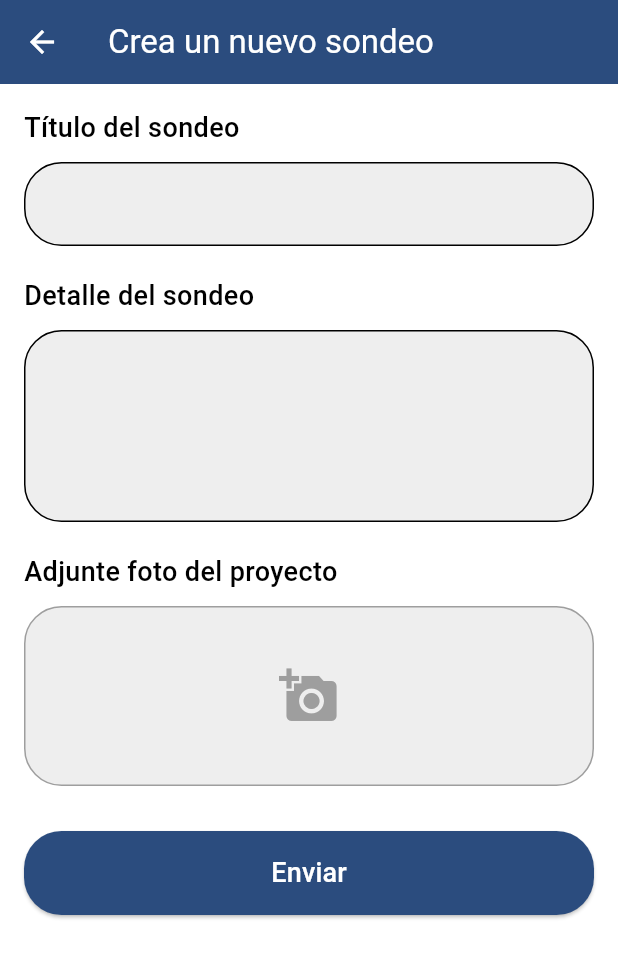
After one commit to AppLima/inlima_mobile, a Flutter app: the SurveyCreationPage screen opened by its route, on a phone screen of 412 x 824 dp. The commit adds this screen. Shown: the top 958 px of the screen. Run offline on Flutter 3.47's test engine with Material 3 defaults, Android fonts, the phone set to English and light mode, and no system bars; our stand-ins replace flutter_svg, get, image_picker; network calls fail; project files that could hold a hidden picture were left out.

Commit message:
Add: SurveyCreationPage.

```diff
--- a/lib/components/advise_card.dart
+++ b/lib/components/advise_card.dart
@@ -3,10 +3,11 @@ import 'package:flutter/material.dart';
 class Advise {
   final String content;
   final String? route;
-
+  final bool previousPage;
   Advise({
     required this.content,
     this.route,
+    this.previousPage = false
   });
 
   void show(BuildContext context) {
@@ -26,6 +27,9 @@ class Advise {
               if (route != null) {
                 Navigator.pushNamed(context, route!);
               }
+              if(previousPage){
+                Navigator.pop(context);
+              }
             },
             child: const Text('Aceptar'),
           ),
--- a/lib/components/inlima_appbar.dart
+++ b/lib/components/inlima_appbar.dart
@@ -3,14 +3,14 @@ import '../configs/colors.dart';
 
 
 class InLimaAppBar extends StatelessWidget implements PreferredSizeWidget {
-  const InLimaAppBar({Key? key}) : super(key: key);
+  const InLimaAppBar({super.key});
 
   @override
   Widget build(BuildContext context) {
     return AppBar(
       centerTitle: false,
       title: Image.asset(
-        'assets/img_app/inlima_logo.png',
+        'assets/img_app/inLima_text.png',
         height: 60,
         fit: BoxFit.contain,
       ),
--- a/lib/main.dart
+++ b/lib/main.dart
@@ -4,6 +4,7 @@ import 'package:inlima_mobile/pages/home/home_page.dart';
 import 'package:inlima_mobile/pages/login/inicio/inicio_page.dart';
 import 'package:inlima_mobile/pages/login/pagina_principal/pagina_principal.dart';
 import 'package:inlima_mobile/pages/survey/survey.dart';
+import 'package:inlima_mobile/pages/survey_creation/survey_creation.dart';
 import 'package:inlima_mobile/pages/survey_description/survey_description.dart';
 import 'pages/complaint/complaint_page.dart';
 import 'pages/description/description_page.dart';
@@ -59,6 +60,8 @@ class MyApp extends StatelessWidget {
                 return const DescriptionPage();
               case '/survey':
                 return SurveyPage();
+              case '/survey_creation':
+                return SurveyCreationPage();
               default:
                 return const Scaffold(
                   body: Center(child: Text('Ruta no encontrada')),
--- a/lib/pages/login/inicio/inicio_page.dart
+++ b/lib/pages/login/inicio/inicio_page.dart
@@ -8,7 +8,7 @@ class InicioPage extends StatelessWidget {
   final InicioController control = InicioController();
   final bool isRegister;
 
-  InicioPage({required this.isRegister}) {
+  InicioPage({super.key, required this.isRegister}) {
     control.isLogin.value = !isRegister;
   }
 
--- /dev/null
+++ b/lib/pages/survey_creation/survey_creation.dart
@@ -0,0 +1,112 @@
+import 'package:flutter/material.dart';
+import 'package:get/get.dart';
+import 'package:inlima_mobile/components/advise_card.dart';
+import 'package:inlima_mobile/pages/survey_creation/survey_creation_controller.dart';
+
+class SurveyCreationPage extends StatelessWidget {
+  SurveyCreationPage({super.key});
+  final SurveyCreationController control = Get.put(SurveyCreationController());
+
+  @override
+  Widget build(BuildContext context) {
+    return Scaffold(
+      resizeToAvoidBottomInset: true,
+      appBar: AppBar(title: const Text('Crea un nuevo sondeo')),
+      body: SafeArea(
+        child: SingleChildScrollView(
+          child: Padding(
+            padding: const EdgeInsets.all(16.0),
+            child: Column(
+              crossAxisAlignment: CrossAxisAlignment.stretch,
+              children: [
+                const Text(
+                  'Título del sondeo',
+                  style: TextStyle(fontSize: 18, fontWeight: FontWeight.w500),
+                ),
+                const SizedBox(height: 10),
+                TextField(
+                  controller: control.tituloController,
+                  decoration: InputDecoration(
+                    border: OutlineInputBorder(
+                      borderRadius: BorderRadius.circular(25.0),
+                    ),
+                    filled: true,
+                    fillColor: Colors.grey[200],
+                  ),
+                ),
+                const SizedBox(height: 20),
+                const Text(
+                  'Detalle del sondeo',
+                  style: TextStyle(fontSize: 18, fontWeight: FontWeight.w500),
+                ),
+                const SizedBox(height: 10),
+                TextField(
+                  controller: control.detalleController,
+                  maxLines: 4,
+                  decoration: InputDecoration(
+                    border: OutlineInputBorder(
+                      borderRadius: BorderRadius.circular(25.0),
+                    ),
+                    filled: true,
+                    fillColor: Colors.grey[200],
+                  ),
+                ),
+                const SizedBox(height: 20),
+                const Text(
+                  'Adjunte foto del proyecto',
+                  style: TextStyle(fontSize: 18, fontWeight: FontWeight.w500),
+                ),
+                const SizedBox(height: 10),
+                Obx(() => GestureDetector(
+                      onTap: () {
+                        control
+                            .seleccionarImagen(); // Lógica para seleccionar imagen
+                      },
+                      child: Container(
+                        height: 120,
+                        decoration: BoxDecoration(
+                          borderRadius: BorderRadius.circular(25.0),
+                          border: Border.all(color: Colors.grey),
+                          color: Colors.grey[200],
+                        ),
+                        child: control.imagenSeleccionada.value != null
+                            ? Image.file(
+                                control.imagenSeleccionada.value!,
+                                fit: BoxFit.cover,
+                              )
+                            : const Center(
+                                child: Icon(Icons.add_a_photo,
+                                    size: 40, color: Colors.grey),
+                              ),
+                      ),
+                    )),
+                const SizedBox(height: 30),
+                ElevatedButton(
+                  onPressed: () {
+                    control.enviarSondeo(context, () {
+                      Advise(
+                              content: "Sondeo creado con éxito",
+                              previousPage: true)
+                          .show(context);
+                    });
+                  },
+                  style: ElevatedButton.styleFrom(
+                    shape: RoundedRectangleBorder(
+                      borderRadius: BorderRadius.circular(25.0),
+                    ),
+                    padding: const EdgeInsets.symmetric(vertical: 15),
+                  ),
+                  child: const Text(
+                    'Enviar',
+                    style: TextStyle(fontSize: 18),
+                  ),
+                ),
+                const SizedBox(height: 30)
+              ],
+            ),
+          ),
+        ),
+      ),
+    );
+  }
+}
--- /dev/null
+++ b/lib/pages/survey_creation/survey_creation_controller.dart
@@ -0,0 +1,56 @@
+import 'dart:io';
+import 'package:flutter/material.dart';
+import 'package:get/get.dart';
+import 'package:image_picker/image_picker.dart';
+
+class SurveyCreationController extends GetxController {
+  final tituloController = TextEditingController();
+  final detalleController = TextEditingController();
+  var imagenSeleccionada =
+      Rx<File?>(null); // Para almacenar la imagen seleccionada
+
+  // Método para seleccionar una imagen
+  Future<void> seleccionarImagen() async {
+    final ImagePicker picker = ImagePicker();
+    final XFile? imagen = await picker.pickImage(
+        source: ImageSource
+            .gallery); // Puedes usar ImageSource.camera para la cámara
+
+    if (imagen != null) {
+      imagenSeleccionada.value = File(imagen.path);
+    }
+  }
+
+  // Método para enviar el sondeo
+  void enviarSondeo(BuildContext context, Function? onSuccess) {
+    String titulo = tituloController.text;
+    String detalle = detalleController.text;
+
+    if (titulo.isEmpty || detalle.isEmpty || imagenSeleccionada.value == null) {
+      ScaffoldMessenger.of(context).showSnackBar(
+          const SnackBar(content: Text("Todos los campos son obligatorios")));
+    } else {
+      // Aquí podrías enviar la información al servidor o hacer algo con los datos
+      print("===== SONDEO CREADO ========");
+      print('Título: $titulo');
+      print('Detalle: $detalle');
+      print('Imagen seleccionada: ${imagenSeleccionada.value?.path}');
+      print("============================");
+
+      // Limpiar los campos después de enviar el sondeo
+      tituloController.clear();
+      detalleController.clear();
+      imagenSeleccionada.value = null;
+      if (onSuccess != null) {
+        onSuccess();
+      }
+    }
+  }
+
+  @override
+  void onClose() {
+    tituloController.dispose();
+    detalleController.dispose();
+    super.onClose();
+  }
+}
--- a/pubspec.yaml
+++ b/pubspec.yaml
@@ -56,7 +56,7 @@ dev_dependencies:
 flutter_launcher_icons:
   android: true
   #ios: true
-  image_path: "assets/img/icon.png"
+  image_path: "assets/img_app/inlima_icon.png"
   min_sdk_android: 21
 
 
```
Also changed, not shown: assets/json/usuarios.json (+4 -301 lines), lib/_global_controllers/sesion_controller.dart (added, +54 -0 lines), lib/pages/home/home_page.dart (+42 -5 lines), lib/pages/login/inicio/inicio_controller.dart (+15 -26 lines), lib/pages/login/pagina_principal/pagina_principal.dart (+10 -10 lines), lib/pages/survey/survey.dart (+21 -6 lines), lib/services/usuario_service.dart (+15 -28 lines), assets/img_app/inLima_text.png (added), assets/img_app/inlima_icon.png (added), assets/img_app/inlima_logo_nobg.png (added), assets/json/ciudadanos_2.json (deleted), assets/json/usuarios_2.json (deleted), 5 other files.
